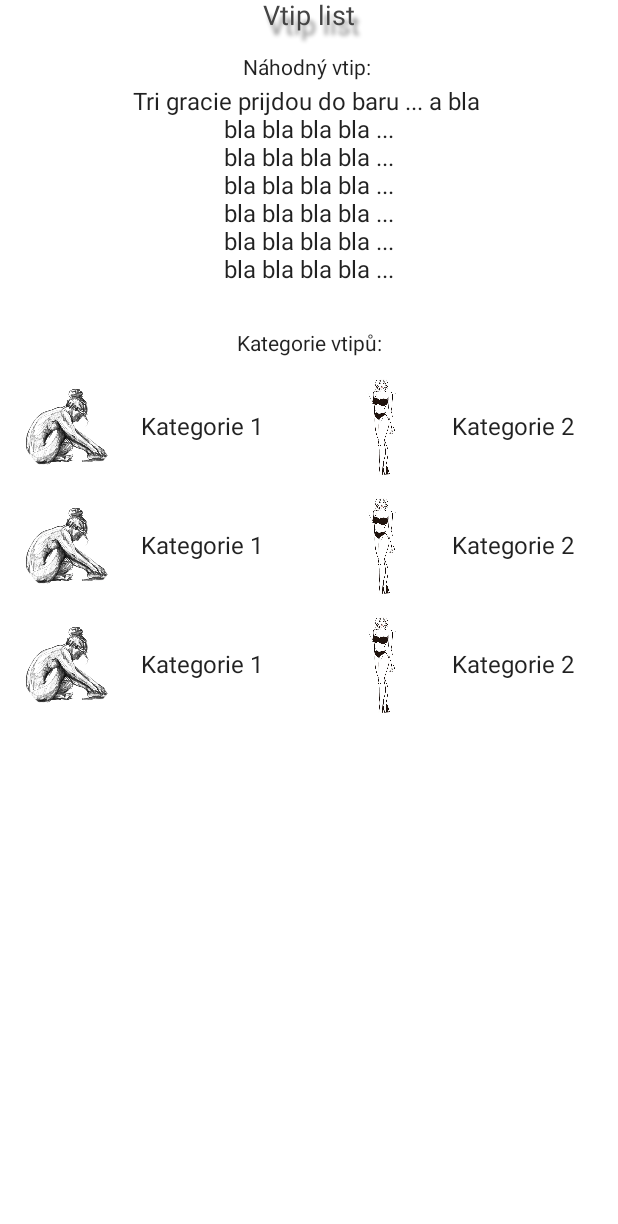
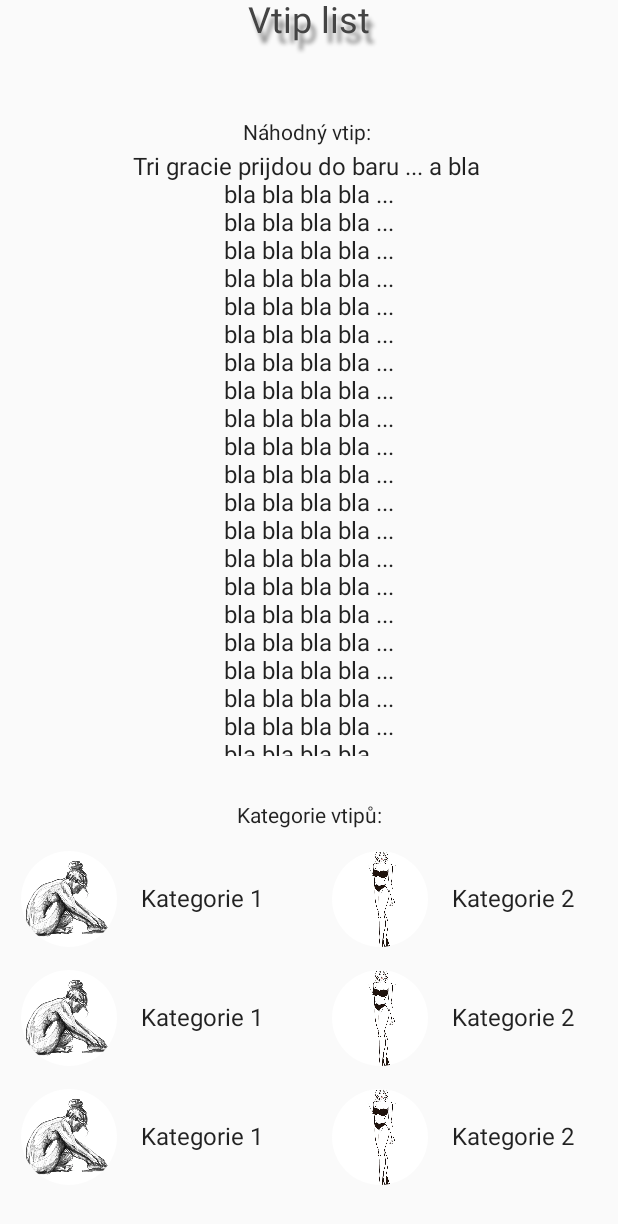
Before and after one commit to mb256/VtipList, an Android app built with Jetpack Compose: the screen it shows after launch (MainActivity), on a phone screen of 412 x 824 dp. Shown: the top 1224 px of the screen. Run offline under Robolectric (Android 15) with nearby library versions, the phone set to English and light mode, and no system bars.

Commit message:
Add weight sections

```diff
--- a/app/build.gradle
+++ b/app/build.gradle
@@ -54,6 +54,8 @@ dependencies {
     implementation "androidx.compose.ui:ui:$compose_ui_version"
     implementation "androidx.compose.ui:ui-tooling-preview:$compose_ui_version"
     implementation 'androidx.compose.material:material:1.1.1'
+    implementation 'androidx.compose.material3:material3:1.1.1'
+    //implementation 'androidx.compose.material3:material3:1.1.0'
     testImplementation 'junit:junit:4.13.2'
     androidTestImplementation 'androidx.test.ext:junit:1.1.5'
     androidTestImplementation 'androidx.test.espresso:espresso-core:3.5.1'
--- a/app/src/main/java/com/example/vtiplist/MainActivity.kt
+++ b/app/src/main/java/com/example/vtiplist/MainActivity.kt
@@ -6,9 +6,9 @@ import androidx.activity.compose.setContent
 import androidx.annotation.DrawableRes
 import androidx.compose.foundation.Image
 import androidx.compose.foundation.layout.*
+import androidx.compose.foundation.rememberScrollState
 import androidx.compose.foundation.shape.CircleShape
-import androidx.compose.material.MaterialTheme
-import androidx.compose.material.Surface
+import androidx.compose.foundation.verticalScroll
 import androidx.compose.material.Text
 import androidx.compose.runtime.Composable
 import androidx.compose.ui.Alignment
@@ -32,25 +32,23 @@ class MainActivity : ComponentActivity() {
         super.onCreate(savedInstanceState)
         setContent {
             VtipListTheme {
-                // A surface container using the 'background' color from the theme
-                Surface(
-                    modifier = Modifier.fillMaxSize(),
-                    color = MaterialTheme.colors.background
-                )
-                {
                     Greeting()
             }
-            }
+
         }
     }
 }
 
 
 @Composable
-fun RandomJoke(modifier: Modifier = Modifier) {
+fun RandomJoke(modifier: Modifier) {
     Column(
         horizontalAlignment = Alignment.CenterHorizontally,
-        modifier = modifier.fillMaxWidth()
+        modifier = modifier
+            .fillMaxWidth()
+            //.wrapContentHeight()
+            //.heightIn(0.dp, 300.dp) //mention max height here
+            //.height(500.dp)
     ) {
         Text(
             text = "Náhodný vtip: ",
@@ -67,10 +65,54 @@ fun RandomJoke(modifier: Modifier = Modifier) {
                     "bla bla bla bla ...\n" +
                     "bla bla bla bla ...\n" +
                     "bla bla bla bla ...\n" +
+                    "bla bla bla bla ...\n" +
+                    "bla bla bla bla ...\n" +
+                    "bla bla bla bla ...\n" +
+                    "bla bla bla bla ...\n" +
+                    "bla bla bla bla ...\n" +
+                    "bla bla bla bla ...\n" +
+                    "bla bla bla bla ...\n" +
+                    "bla bla bla bla ...\n" +
+                    "bla bla bla bla ...\n" +
+                    "bla bla bla bla ...\n" +
+                    "bla bla bla bla ...\n" +
+                    "bla bla bla bla ...\n" +
+                    "bla bla bla bla ...\n" +
+                    "bla bla bla bla ...\n" +
+                    "bla bla bla bla ...\n" +
+                    "bla bla bla bla ...\n" +
+                    "bla bla bla bla ...\n" +
+                    "bla bla bla bla ...\n" +
+                    "bla bla bla bla ...\n" +
+                    "bla bla bla bla ...\n" +
+                    "bla bla bla bla ...\n" +
+                    "bla bla bla bla ...\n" +
+                    "bla bla bla bla ...\n" +
+                    "bla bla bla bla ...\n" +
+                    "bla bla bla bla ...\n" +
+                    "bla bla bla bla ...\n" +
+                    "bla bla bla bla ...\n" +
+                    "bla bla bla bla ...\n" +
+                    "bla bla bla bla ...\n" +
+                    "bla bla bla bla ...\n" +
+                    "bla bla bla bla ...\n" +
+                    "bla bla bla bla ...\n" +
+                    "bla bla bla bla ...\n" +
+                    "bla bla bla bla ...\n" +
+                    "bla bla bla bla ...\n" +
+                    "bla bla bla bla ...\n" +
+                    "bla bla bla bla ...\n" +
+                    "bla bla bla bla ...\n" +
+                    "bla bla bla bla ...\n" +
+                    "bla bla bla bla ...\n" +
+                    "bla bla bla bla ...\n" +
+                    "bla bla bla bla ...\n" +
+                    "bla bla bla bla ...\n" +
                     "bla bla bla bla ...",
             textAlign = TextAlign.Center,
             modifier = Modifier
                 .fillMaxWidth()
+                .verticalScroll(state = rememberScrollState())
         )
     }
 }
@@ -82,10 +124,12 @@ data class CategoryDescr(
 )
 
 @Composable
-fun JokeCategory(modifier: Modifier = Modifier) {
+fun JokeCategory(modifier: Modifier) {
     Column(
         horizontalAlignment = Alignment.CenterHorizontally,
-        modifier = Modifier.wrapContentHeight())
+        //modifier = Modifier.wrapContentHeight()
+        modifier = modifier
+    )
     {
 
         Text(text = "Kategorie vtipů:",
@@ -112,10 +156,6 @@ fun Category(
     cat: CategoryDescr,
     modifier: Modifier = Modifier) {
     // Do Icons or Buttons ...
-    Surface(
-        shape = MaterialTheme.shapes.small,
-        modifier = modifier
-    ) {
     Row(
         verticalAlignment = Alignment.CenterVertically,
         modifier = Modifier.wrapContentSize()
@@ -135,10 +175,11 @@ fun Category(
         )
     }
 }
-}
 
 @Composable
-fun RowCategory(cat1: CategoryDescr, cat2: CategoryDescr) {
+fun RowCategory(cat1: CategoryDescr,
+                cat2: CategoryDescr,
+        ) {
             Row(verticalAlignment = Alignment.CenterVertically) {
                 Category(cat1)
                 Spacer(modifier = Modifier.width(30.dp))
@@ -166,10 +207,11 @@ fun Greeting() {
         val offset = Offset(5.0f, 10.0f)
         Text(text = "Vtip list",
             color = Color.DarkGray,
-            fontSize = 18.sp,
+            fontSize = 24.sp,
             textAlign = TextAlign.Center,
             modifier = Modifier
-                .fillMaxWidth(),
+                .fillMaxWidth()
+                .weight(1F),
             style = TextStyle(
                 fontSize = 24.sp,
                 shadow = Shadow(
@@ -177,11 +219,11 @@ fun Greeting() {
                 )
             )
         )
-        Spacer(modifier = Modifier.height(16.dp))
-        RandomJoke()
+        Spacer(modifier = Modifier.height(10.dp))
+        RandomJoke(modifier = Modifier.weight(6F))
         Spacer(modifier = Modifier.height(32.dp))
-        JokeCategory()
-        Spacer(modifier = Modifier.height(10.dp))
+        JokeCategory(modifier = Modifier.weight(4F))
+        Spacer(modifier = Modifier.height(5.dp))
     }
 }
 
@@ -200,7 +242,7 @@ fun DefaultPreview() {
 @Preview(showBackground = true)
 @Composable
 fun RandomJokePreview() {
-    RandomJoke()
+    RandomJoke(modifier = Modifier.wrapContentHeight())
 }
 
 @Preview
@@ -221,7 +263,7 @@ fun RowCategoryPreview() {
 @Preview(showBackground = true)
 @Composable
 fun JokeCategoryPreview() {
-    JokeCategory()
+    JokeCategory(modifier = Modifier.wrapContentHeight())
 }
 @Preview(showBackground = true)
 @Composable
--- a/app/src/main/java/com/example/vtiplist/ui/theme/Shape.kt
+++ /dev/null
@@ -1,11 +0,0 @@
-package com.example.vtiplist.ui.theme
-
-import androidx.compose.foundation.shape.RoundedCornerShape
-import androidx.compose.material.Shapes
-import androidx.compose.ui.unit.dp
-
-val Shapes = Shapes(
-    small = RoundedCornerShape(4.dp),
-    medium = RoundedCornerShape(4.dp),
-    large = RoundedCornerShape(0.dp)
-)
--- a/app/src/main/java/com/example/vtiplist/ui/theme/Theme.kt
+++ b/app/src/main/java/com/example/vtiplist/ui/theme/Theme.kt
@@ -2,14 +2,17 @@ package com.example.vtiplist.ui.theme
 
 import androidx.compose.foundation.isSystemInDarkTheme
 import androidx.compose.material.MaterialTheme
+import androidx.compose.material.Shapes
 import androidx.compose.material.darkColors
 import androidx.compose.material.lightColors
 import androidx.compose.runtime.Composable
+import androidx.compose.ui.graphics.Color
+
 
 private val DarkColorPalette = darkColors(
     primary = Purple200,
     primaryVariant = Purple700,
-    secondary = Teal200
+    secondary = Teal200,
 )
 
 private val LightColorPalette = lightColors(
@@ -29,16 +32,17 @@ private val LightColorPalette = lightColors(
 
 @Composable
 fun VtipListTheme(darkTheme: Boolean = isSystemInDarkTheme(), content: @Composable () -> Unit) {
-    val colors = if (darkTheme) {
-        DarkColorPalette
-    } else {
-        LightColorPalette
-    }
+//    val colors = if (darkTheme) {
+//        DarkColorPalette
+//    } else {
+//        LightColorPalette
+//    }
+    var colors = DarkColorPalette
 
     MaterialTheme(
         colors = colors,
         typography = Typography,
-        shapes = Shapes,
+        //shapes = Shapes,
         content = content
     )
 }
```
Also changed, not shown: app/src/main/java/com/example/vtiplist/ui/theme/Color.kt (line endings or trailing spaces). Lines whose indentation alone changed are shown as unchanged.
